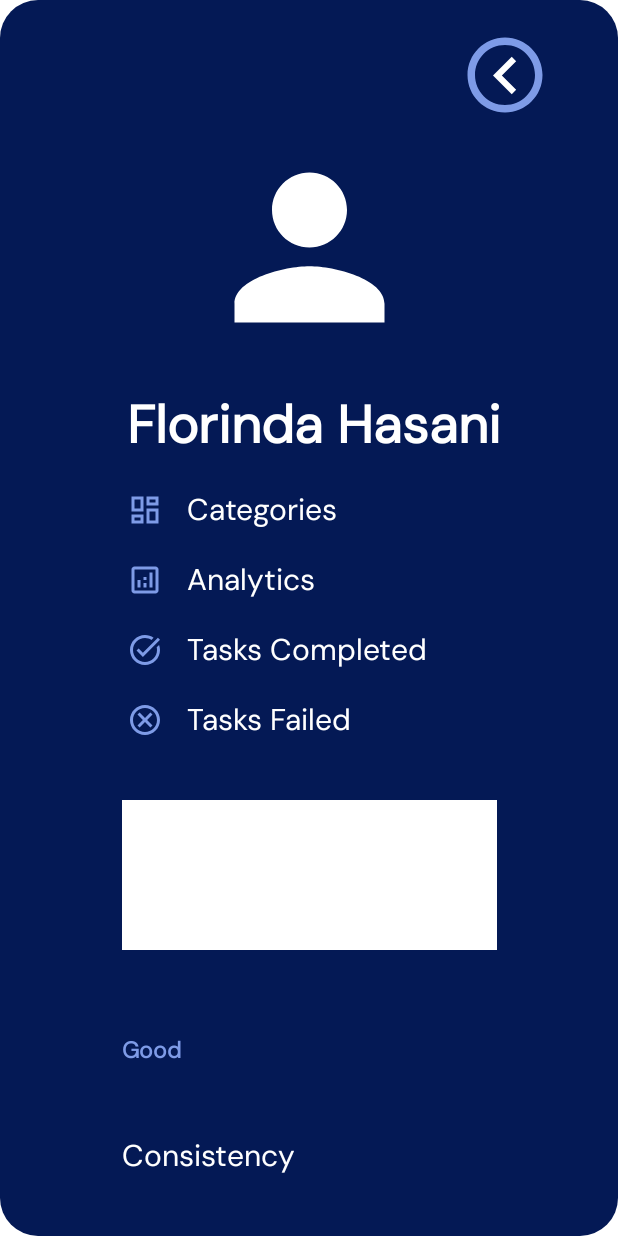
After one commit to thcainthry/Todo_App, an Android app: the layout profile_side_bar.xml on its own in the app's theme, with its tools: preview values and no code run, on a phone screen of 412 x 824 dp. The commit adds this screen. Run offline under Robolectric (Android 15) with nearby library versions, the phone set to English and light mode, and no system bars; Roboto replaces fonts that are not available here.

Commit message:
profile side panel fixed

```diff
--- /dev/null
+++ b/app/src/main/res/drawable/analytics.xml
@@ -0,0 +1,9 @@
+<vector android:height="24dp" android:tint="#7E9BE7"
+    android:viewportHeight="24" android:viewportWidth="24"
+    android:width="24dp" xmlns:android="http://schemas.android.com/apk/res/android">
+    <path android:fillColor="@android:color/white" android:pathData="M19,3H5C3.9,3 3,3.9 3,5v14c0,1.1 0.9,2 2,2h14c1.1,0 2,-0.9 2,-2V5C21,3.9 20.1,3 19,3zM19,19H5V5h14V19z"/>
+    <path android:fillColor="@android:color/white" android:pathData="M7,12h2v5h-2z"/>
+    <path android:fillColor="@android:color/white" android:pathData="M15,7h2v10h-2z"/>
+    <path android:fillColor="@android:color/white" android:pathData="M11,14h2v3h-2z"/>
+    <path android:fillColor="@android:color/white" android:pathData="M11,10h2v2h-2z"/>
+</vector>
--- /dev/null
+++ b/app/src/main/res/drawable/bg_dark.xml
@@ -0,0 +1,11 @@
+<?xml version="1.0" encoding="utf-8"?>
+<shape xmlns:android="http://schemas.android.com/apk/res/android"
+    android:shape="rectangle">
+    <corners
+        android:radius="25dp"/>
+    <gradient
+        android:startColor="@color/darkblue"
+        android:endColor="@color/darkblue"
+        />
+
+</shape>
--- /dev/null
+++ b/app/src/main/res/drawable/categories.xml
@@ -0,0 +1,5 @@
+<vector android:height="24dp" android:tint="#7E9BE7"
+    android:viewportHeight="24" android:viewportWidth="24"
+    android:width="24dp" xmlns:android="http://schemas.android.com/apk/res/android">
+    <path android:fillColor="@android:color/white" android:pathData="M19,5v2h-4L15,5h4M9,5v6L5,11L5,5h4m10,8v6h-4v-6h4M9,17v2L5,19v-2h4M21,3h-8v6h8L21,3zM11,3L3,3v10h8L11,3zM21,11h-8v10h8L21,11zM11,15L3,15v6h8v-6z"/>
+</vector>
--- /dev/null
+++ b/app/src/main/res/drawable/completed.xml
@@ -0,0 +1,5 @@
+<vector android:height="24dp" android:tint="#7E9BE7"
+    android:viewportHeight="24" android:viewportWidth="24"
+    android:width="24dp" xmlns:android="http://schemas.android.com/apk/res/android">
+    <path android:fillColor="@android:color/white" android:pathData="M22,5.18L10.59,16.6l-4.24,-4.24l1.41,-1.41l2.83,2.83l10,-10L22,5.18zM19.79,10.22C19.92,10.79 20,11.39 20,12c0,4.42 -3.58,8 -8,8s-8,-3.58 -8,-8c0,-4.42 3.58,-8 8,-8c1.58,0 3.04,0.46 4.28,1.25l1.44,-1.44C16.1,2.67 14.13,2 12,2C6.48,2 2,6.48 2,12c0,5.52 4.48,10 10,10s10,-4.48 10,-10c0,-1.19 -0.22,-2.33 -0.6,-3.39L19.79,10.22z"/>
+</vector>
--- /dev/null
+++ b/app/src/main/res/drawable/failed.xml
@@ -0,0 +1,5 @@
+<vector android:height="24dp" android:tint="#7E9BE7"
+    android:viewportHeight="24" android:viewportWidth="24"
+    android:width="24dp" xmlns:android="http://schemas.android.com/apk/res/android">
+    <path android:fillColor="@android:color/white" android:pathData="M12,2C6.47,2 2,6.47 2,12s4.47,10 10,10 10,-4.47 10,-10S17.53,2 12,2zM12,20c-4.41,0 -8,-3.59 -8,-8s3.59,-8 8,-8 8,3.59 8,8 -3.59,8 -8,8zM15.59,7L12,10.59 8.41,7 7,8.41 10.59,12 7,15.59 8.41,17 12,13.41 15.59,17 17,15.59 13.41,12 17,8.41z"/>
+</vector>
--- /dev/null
+++ b/app/src/main/res/drawable/left_arrow.xml
@@ -0,0 +1,6 @@
+<vector android:height="50dp" android:tint="#FFFFFF"
+    android:viewportHeight="24" android:viewportWidth="24"
+    android:width="50dp" xmlns:android="http://schemas.android.com/apk/res/android">
+    <path android:fillColor="@android:color/white" android:pathData="M15.41,7.41L14,6l-6,6 6,6 1.41,-1.41L10.83,12z"
+        />
+</vector>
--- /dev/null
+++ b/app/src/main/res/drawable/outline_circle.xml
@@ -0,0 +1,5 @@
+<vector android:height="60dp" android:tint="#7E9BE7"
+    android:viewportHeight="24" android:viewportWidth="24"
+    android:width="60dp" xmlns:android="http://schemas.android.com/apk/res/android">
+    <path android:fillColor="@android:color/white" android:pathData="M12,2C6.47,2 2,6.47 2,12c0,5.53 4.47,10 10,10s10,-4.47 10,-10C22,6.47 17.53,2 12,2zM12,20c-4.42,0 -8,-3.58 -8,-8c0,-4.42 3.58,-8 8,-8s8,3.58 8,8C20,16.42 16.42,20 12,20z"/>
+</vector>
--- /dev/null
+++ b/app/src/main/res/drawable/profile.xml
@@ -0,0 +1,5 @@
+<vector android:height="150dp" android:tint="#FFFFFF"
+    android:viewportHeight="24" android:viewportWidth="24"
+    android:width="150dp" xmlns:android="http://schemas.android.com/apk/res/android">
+    <path android:fillColor="@android:color/white" android:pathData="M12,12c2.21,0 4,-1.79 4,-4s-1.79,-4 -4,-4 -4,1.79 -4,4 1.79,4 4,4zM12,14c-2.67,0 -8,1.34 -8,4v2h16v-2c0,-2.66 -5.33,-4 -8,-4z"/>
+</vector>
--- a/app/src/main/res/layout/fragment_home.xml
+++ b/app/src/main/res/layout/fragment_home.xml
@@ -90,8 +90,25 @@
         app:layout_constraintTop_toBottomOf="@+id/categories_recycleview"
         app:layout_constraintBottom_toTopOf="@id/todays_tasks"
         />
+    <TextView
+        android:id="@+id/task_date"
+        android:layout_width="wrap_content"
+        android:layout_height="wrap_content"
+        android:layout_marginTop="20dp"
+        android:layout_marginEnd="8dp"
+        android:textSize="15dp"
+        android:layout_marginBottom="10dp"
+        android:text="23/08/2023"
+        android:textColor="@color/lightblue"
+        android:textStyle="bold"
+        android:fontFamily="@font/dm_sans"
+        app:layout_constraintEnd_toStartOf="@+id/calendar"
+        app:layout_constraintTop_toTopOf="@+id/todays_tasks_text"
+        app:layout_constraintBottom_toBottomOf="@id/todays_tasks_text"
+        />
 
     <ImageButton
+        android:id="@+id/calendar"
         android:layout_width="40dp"
         android:layout_height="40dp"
         android:background="@android:color/transparent"
--- /dev/null
+++ b/app/src/main/res/layout/profile_side_bar.xml
@@ -0,0 +1,142 @@
+<?xml version="1.0" encoding="utf-8"?>
+<androidx.constraintlayout.widget.ConstraintLayout xmlns:android="http://schemas.android.com/apk/res/android"
+    xmlns:app="http://schemas.android.com/apk/res-auto"
+    android:background="@drawable/bg_dark"
+    android:layout_width="match_parent"
+    android:layout_height="match_parent">
+
+    <ImageButton
+        android:id="@+id/profile"
+        android:layout_width="150dp"
+        android:layout_height="150dp"
+        android:layout_marginTop="10dp"
+        android:background="@android:color/transparent"
+        android:src="@drawable/profile"
+        app:layout_constraintTop_toBottomOf="@id/close_side_bar"
+        app:layout_constraintStart_toStartOf="parent"
+        app:layout_constraintEnd_toEndOf="parent"
+        android:contentDescription="@string/profile_picture"
+        />
+    <ImageButton
+        android:id="@+id/close_side_bar"
+        android:layout_width="60dp"
+        android:layout_height="60dp"
+        android:layout_marginEnd="20dp"
+        android:layout_marginTop="20dp"
+        android:src="@drawable/left_arrow"
+        android:background="@drawable/outline_circle"
+        app:layout_constraintTop_toTopOf="parent"
+        app:layout_constraintEnd_toEndOf="parent"
+        app:layout_constraintStart_toEndOf="@+id/profile"
+        android:contentDescription="@string/hide_side"
+        />
+    <TextView
+        android:id="@+id/name"
+        android:layout_width="wrap_content"
+        android:layout_height="wrap_content"
+        android:layout_marginTop="20dp"
+        android:layout_marginStart="5dp"
+        android:fontFamily="@font/dm_sans"
+        android:text="Florinda Hasani"
+        android:textColor="@color/white"
+        android:textSize="35sp"
+        android:textStyle="bold"
+        app:layout_constraintStart_toStartOf="@+id/profile"
+        app:layout_constraintEnd_toEndOf="@id/profile"
+        app:layout_constraintTop_toBottomOf="@+id/profile" />
+    <TextView
+        android:id="@+id/categories"
+        android:layout_width="wrap_content"
+        android:layout_height="wrap_content"
+        android:layout_marginTop="20dp"
+        android:fontFamily="@font/dm_sans"
+        android:text="   Categories"
+        android:textColor="@color/white"
+        android:textSize="20sp"
+        android:drawableStart="@drawable/categories"
+        app:layout_constraintTop_toBottomOf="@id/name"
+        app:layout_constraintStart_toStartOf="@id/name"
+        />
+    <TextView
+        android:id="@+id/analytics"
+        android:layout_width="wrap_content"
+        android:layout_height="wrap_content"
+        android:layout_marginTop="20dp"
+        android:fontFamily="@font/dm_sans"
+        android:text="   Analytics"
+        android:textColor="@color/white"
+        android:textSize="20sp"
+        android:drawableStart="@drawable/analytics"
+        app:layout_constraintTop_toBottomOf="@id/categories"
+        app:layout_constraintStart_toStartOf="@id/categories"
+        />
+    <TextView
+        android:id="@+id/completed"
+        android:layout_width="wrap_content"
+        android:layout_height="wrap_content"
+        android:layout_marginTop="20dp"
+        android:fontFamily="@font/dm_sans"
+        android:text="   Tasks Completed"
+        android:textColor="@color/white"
+        android:textSize="20sp"
+        android:drawableStart="@drawable/completed"
+        app:layout_constraintTop_toBottomOf="@id/analytics"
+        app:layout_constraintStart_toStartOf="@id/analytics"
+        />
+    <TextView
+        android:id="@+id/failed"
+        android:layout_width="wrap_content"
+        android:layout_height="wrap_content"
+        android:layout_marginTop="20dp"
+        android:fontFamily="@font/dm_sans"
+        android:text="   Tasks Failed"
+        android:textColor="@color/white"
+        android:textSize="20sp"
+        android:drawableStart="@drawable/failed"
+        app:layout_constraintTop_toBottomOf="@id/completed"
+        app:layout_constraintStart_toStartOf="@id/completed"
+        />
+
+        <ImageView
+            android:id="@+id/consistency_graph"
+            android:layout_width="250dp"
+            android:layout_height="100dp"
+            android:layout_marginStart="25dp"
+            android:background="@color/white"
+            android:layout_marginTop="40dp"
+            android:layout_marginEnd="25dp"
+            app:layout_constraintTop_toBottomOf="@id/failed"
+            app:layout_constraintStart_toStartOf="parent"
+            app:layout_constraintEnd_toEndOf="parent"
+            android:contentDescription="@string/analytics_graph"
+            />
+
+    <TextView
+        android:id="@+id/consistency"
+        android:layout_width="wrap_content"
+        android:layout_height="wrap_content"
+        android:layout_marginTop="20dp"
+        android:textSize="15sp"
+        android:layout_marginBottom="10dp"
+        android:text="Good"
+        android:textColor="@color/lightblue"
+        android:textStyle="bold"
+        android:fontFamily="@font/dm_sans"
+        app:layout_constraintStart_toStartOf="@id/consistency_graph"
+        app:layout_constraintBottom_toTopOf="@id/consistency_text"
+        app:layout_constraintTop_toBottomOf="@+id/consistency_graph"
+        />
+    <TextView
+        android:id="@+id/consistency_text"
+        android:layout_width="wrap_content"
+        android:layout_height="wrap_content"
+        android:layout_marginBottom="40dp"
+        android:fontFamily="@font/dm_sans"
+        android:text="Consistency"
+        android:textColor="@color/white"
+        android:textSize="20sp"
+        app:layout_constraintBottom_toBottomOf="parent"
+        app:layout_constraintStart_toStartOf="@id/consistency_graph"
+        />
+
+</androidx.constraintlayout.widget.ConstraintLayout>
--- a/app/src/main/res/values/strings.xml
+++ b/app/src/main/res/values/strings.xml
@@ -1,3 +1,6 @@
 <resources>
     <string name="app_name">Todo App</string>
+    <string name="profile_picture">profile picture goes here</string>
+    <string name="hide_side">this hides the profile panel</string>
+    <string name="analytics_graph">the analytic graph goes here</string>
 </resources>
```
